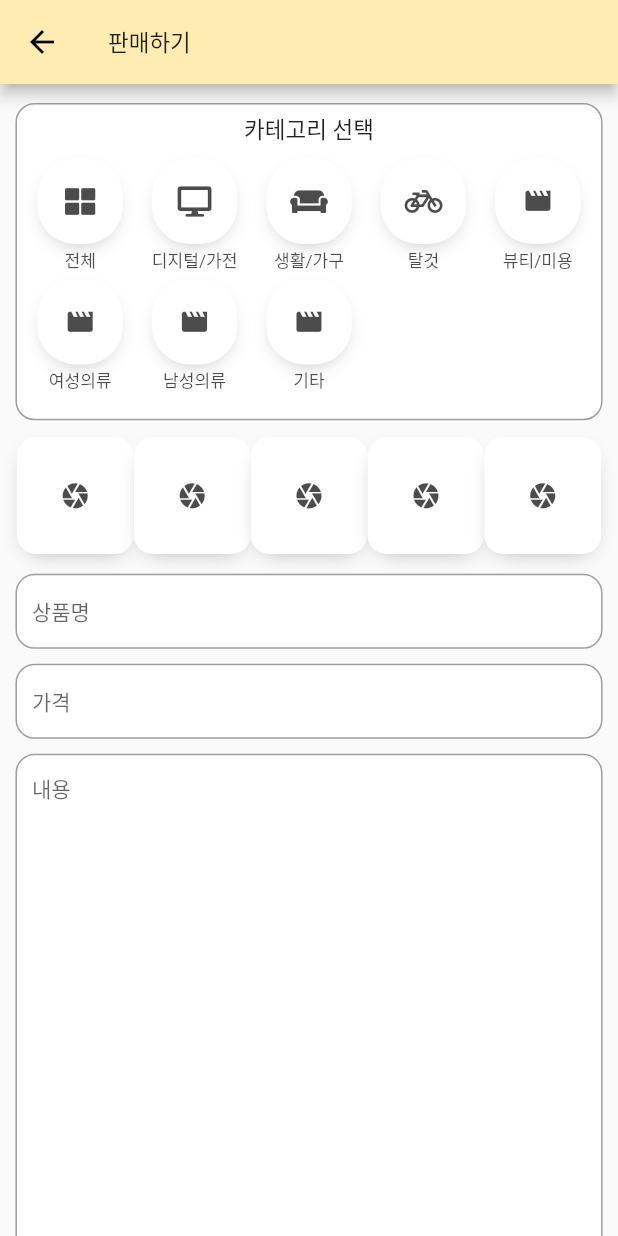
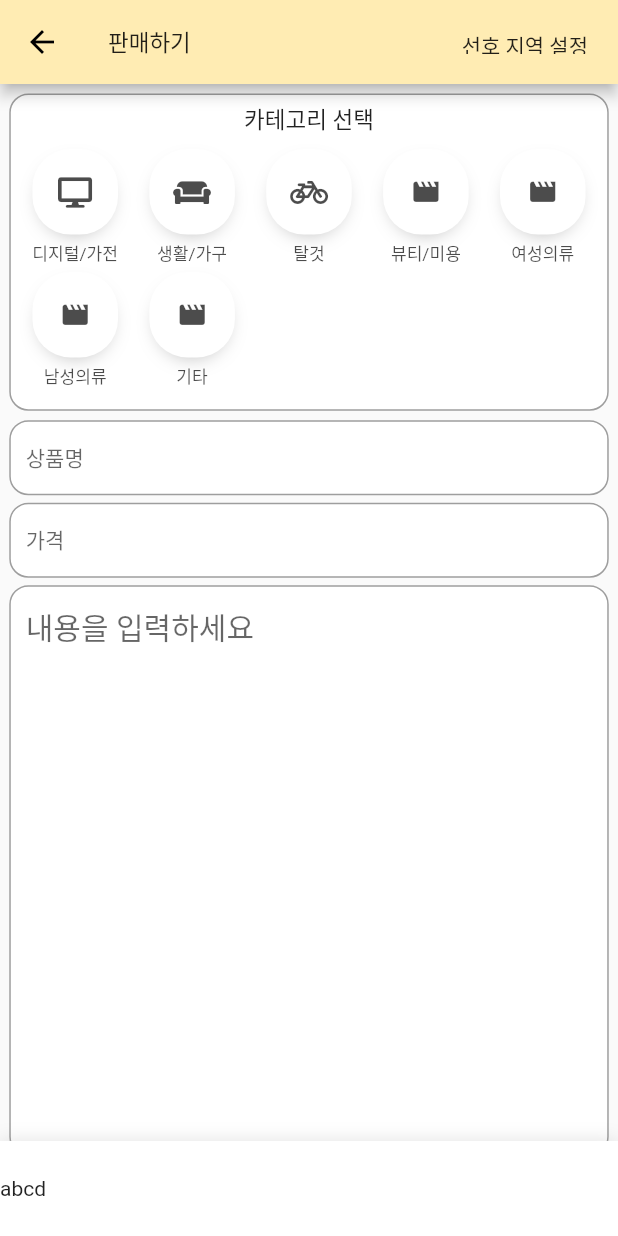
Before and after one commit to beygee/kaimarket, a Flutter app: the PostPage screen opened directly, on a phone screen of 412 x 824 dp. Run offline on Flutter 3.47's test engine with Material 2 defaults, Android fonts, the phone set to English and light mode, and no system bars; our stand-ins replace auto_size_text, carousel_pro, dio, flutter_spinkit, fluttertoast, font_awesome_flutter and 5 more; missing offline and left inert: flutter_facebook_login, flutter_kakao_login, flutter_naver_login; accounts and stored records are empty.

Commit message:
post bottom bar

```diff
--- a/frontend/lib/post/post_page.dart
+++ b/frontend/lib/post/post_page.dart
@@ -18,33 +18,70 @@ class PostPage extends StatefulWidget {
 }
 
 class PostPageState extends State<PostPage> {
+  int selectedCategory;
+  List<Uri> selectedPhotos = List<Uri>();
+
   @override
   Widget build(BuildContext context) {
-    double c_width = MediaQuery.of(context).size.width * 0.95;
+    double c_width = MediaQuery.of(context).size.width * 0.97;
+    // 키보드 떴을때 위로 끌어올리기.
+    final bottom = MediaQuery.of(context).viewInsets.bottom;
 
     // TODO: implement build
     return Scaffold(
-      appBar: AppBar(
+        resizeToAvoidBottomPadding: true,
+        resizeToAvoidBottomInset: true,
+        appBar: _buildAppBar(context),
+        body: Stack(
+          children: <Widget>[
+            Positioned.fill(
+              child:
+            _buildTotal(context),
+            ),
+            _buildBottomTabs(context),
+          ],
+        ));
+  }
+
+  Widget _buildAppBar(context) {
+    return AppBar(
       backgroundColor: Colors.amber[100],
       title: Text(
         '판매하기',
         style: TextStyle(fontSize: 15.0),
       ),
+      actions: <Widget>[
+        GestureDetector(
+          onTap: () {
+            Navigator.push(context,
+                MaterialPageRoute(builder: (context) => SelectMapPage()));
+          },
+          child: Padding(
+            padding: EdgeInsets.all(20.0),
+            child: Text("선호 지역 설정"),
           ),
-      body: SingleChildScrollView(
+        ),
+      ],
+    );
+  }
+
+  Widget _buildTotal(context) {
+    double c_width = MediaQuery.of(context).size.width * 0.97;
+    // 키보드 떴을때 위로 끌어올리기.
+    final bottom = MediaQuery.of(context).viewInsets.bottom;
+    return SingleChildScrollView(
         child: SafeArea(
       child: Column(
         children: <Widget>[
-              SizedBox(height: screenAwareSize(10.0, context)),
-              Column(
-                children: <Widget>[
+          SizedBox(height: screenAwareSize(5.0, context)),
+
           ///// 카테고리 선택
           Container(
               alignment: FractionalOffset(0.5, 0.5),
               width: c_width,
               decoration: BoxDecoration(
-                        borderRadius: BorderRadius.circular(
-                            screenAwareSize(10.0, context)),
+                borderRadius:
+                    BorderRadius.circular(screenAwareSize(10.0, context)),
                 color: Colors.white,
                 border: Border.all(
                   color: Colors.grey,
@@ -54,26 +91,26 @@ class PostPageState extends State<PostPage> {
                 children: <Widget>[
                   Padding(
                     padding: EdgeInsets.all(5.0),
-                            child: Text('카테고리 선택',
-                                style: TextStyle(fontSize: 15.0)),
+                    child: Text('카테고리 선택', style: TextStyle(fontSize: 15.0)),
                   ),
                   _buildCategoryList(context),
                 ],
               )),
 
-                  //// 사진버튼
-                  Padding(
-                    padding: EdgeInsets.all(10.0),
-                    child: _buildPhotoList(context),
-                  ),
+          // //// 사진버튼
+          // Padding(
+          //   padding: EdgeInsets.all(10.0),
+          //   child: _buildPhotoList(context),
+          // ),
 
+          SizedBox(height: screenAwareSize(5.0, context)),
           ///// 상품명
           Container(
               alignment: FractionalOffset(0.5, 0.5),
               width: c_width,
               decoration: BoxDecoration(
-                        borderRadius: BorderRadius.circular(
-                            screenAwareSize(10.0, context)),
+                borderRadius:
+                    BorderRadius.circular(screenAwareSize(10.0, context)),
                 color: Colors.white,
                 border: Border.all(
                   color: Colors.grey,
@@ -87,13 +124,13 @@ class PostPageState extends State<PostPage> {
 
           ///// 가격
           Padding(
-                    padding: EdgeInsets.all(10.0),
+            padding: EdgeInsets.all(5.0),
             child: Container(
                 alignment: FractionalOffset(0.5, 0.5),
                 width: c_width,
                 decoration: BoxDecoration(
-                          borderRadius: BorderRadius.circular(
-                              screenAwareSize(10.0, context)),
+                  borderRadius:
+                      BorderRadius.circular(screenAwareSize(10.0, context)),
                   color: Colors.white,
                   border: Border.all(
                     color: Colors.grey,
@@ -110,10 +147,10 @@ class PostPageState extends State<PostPage> {
           Container(
               alignment: FractionalOffset(0.5, 0.5),
               width: c_width,
-                      height: c_width,
+              height: screenAwareSize(300, context),
               decoration: BoxDecoration(
-                        borderRadius: BorderRadius.circular(
-                            screenAwareSize(10.0, context)),
+                borderRadius:
+                    BorderRadius.circular(screenAwareSize(10.0, context)),
                 color: Colors.white,
                 border: Border.all(
                   color: Colors.grey,
@@ -121,74 +158,13 @@ class PostPageState extends State<PostPage> {
               ),
               child: Column(
                 children: <Widget>[
+                  // _buildPhotoList(context),
                   _buildContentInput(context),
                 ],
               )),
-
-                  SizedBox(height: screenAwareSize(10.0, context)),
-
-                  // Container(
-                  //   alignment: FractionalOffset(0.5,0.5),
-                  //   width: screenAwareSize(300.0, context),
-                  //   decoration: BoxDecoration(
-                  //     borderRadius: BorderRadius.only(
-                  //       topLeft: Radius.circular(screenAwareSize(10.0, context)),
-                  //       topRight: Radius.circular(screenAwareSize(10.0, context))
-                  //     ),
-                  //     color: Colors.white,
-                  //     border: Border.all(
-                  //       color: Colors.grey,
-                  //     ),
-                  //   ),
-                  //   child: Column(
-                  //     children: <Widget>[
-                  //     Padding(
-                  //       padding: EdgeInsets.all(15.0),
-                  //       child: Text(
-                  //         '선호 거래지역', style: TextStyle(fontSize:15.0)
-                  //       ),
-                  //     ),
-                  //     GoogleMapPage(),
-                  //   ],)
-                  // ),
-
-                  /////버튼
-                  Padding(
-                    padding: EdgeInsets.all(50.0),
-                    child: MaterialButton(
-                      onPressed: () {
-                        Navigator.push(
-                            context,
-                            MaterialPageRoute(
-                                builder: (context) => SelectMapPage()));
-                      },
-                      splashColor: Colors.green,
-                      color: Colors.amber[200],
-                      child: Text('선호 지역 설정'),
-                    ),
-                    // child: RaisedButton(
-                    //   //등록하기 눌렀을때
-                    //   onPressed: () {
-                    //     Navigator.push(
-                    //     context,MaterialPageRoute(builder: (context)=> HomePage()));},
-                    //   splashColor: Colors.blue[200],
-                    //   color: Colors.amber[200],
-                    //   shape: RoundedRectangleBorder(borderRadius: BorderRadius.circular(15.0)),
-                    //   child: Text(
-                    //     "등록하기",
-                    //     style: TextStyle(
-                    //       fontSize: 15.0,
-                    //     )
-                    // )
-                  ),
-                  SizedBox(height: screenAwareSize(80, context))
         ],
       ),
-            ],
-          ),
-        ),
-      ),
-    );
+    ));
   }
 
   Widget _buildTitleInput(context) {
@@ -232,11 +208,11 @@ class PostPageState extends State<PostPage> {
       //   maxLines: 4,
       // ),
       child: TextField(
-        maxLines: 15,
+        maxLines: 8,
         decoration: InputDecoration(
-          hintText: "내용",
+          hintText: "내용을 입력하세요",
           hintStyle: TextStyle(
-            fontSize: 14.0,
+            fontSize: 20.0,
           ),
           border: InputBorder.none,
         ),
@@ -268,14 +244,13 @@ class PostPageState extends State<PostPage> {
         padding: EdgeInsets.all(screenAwareSize(1, context)),
         mainAxisSpacing: 4,
         // crossAxisSpacing: 4,
-        children: _buildGridCategoryList(5),
+        children: _buildGridCategoryList(selectedPhotos.length),
       ),
     );
   }
 
   Widget _buildCategoryList(context) {
     List<String> names = [
-      "전체",
       "디지털/가전",
       '생활/가구',
       '탈것',
@@ -285,7 +260,6 @@ class PostPageState extends State<PostPage> {
       '기타'
     ];
     List<IconData> icons = [
-      FontAwesomeIcons.thLarge,
       FontAwesomeIcons.desktop,
       FontAwesomeIcons.couch,
       FontAwesomeIcons.bicycle,
@@ -311,4 +285,35 @@ class PostPageState extends State<PostPage> {
       ),
     );
   }
+
+  Widget _buildBottomTabs(context) {
+    return Positioned(
+      height: screenAwareSize(50.0, context),
+      left: 0.0,
+      right: 0.0,
+      bottom: 0,
+      child: Column(
+        children: [
+          Container(
+            width: double.infinity,
+            height: screenAwareSize(50.0, context),
+            decoration: BoxDecoration(color: Colors.white, boxShadow: [
+              BoxShadow(
+                blurRadius: 10.0,
+                color: Colors.black12,
+              )
+            ]),
+            child: Row(
+              children: <Widget>[
+                Text('a'),
+                Text('b'),
+                Text('c'),
+                Text('d'),
+              ],
+            ),
+          ),
+        ],
+      ),
+    );
   }
+}
```
Lines whose indentation alone changed are shown as unchanged.
